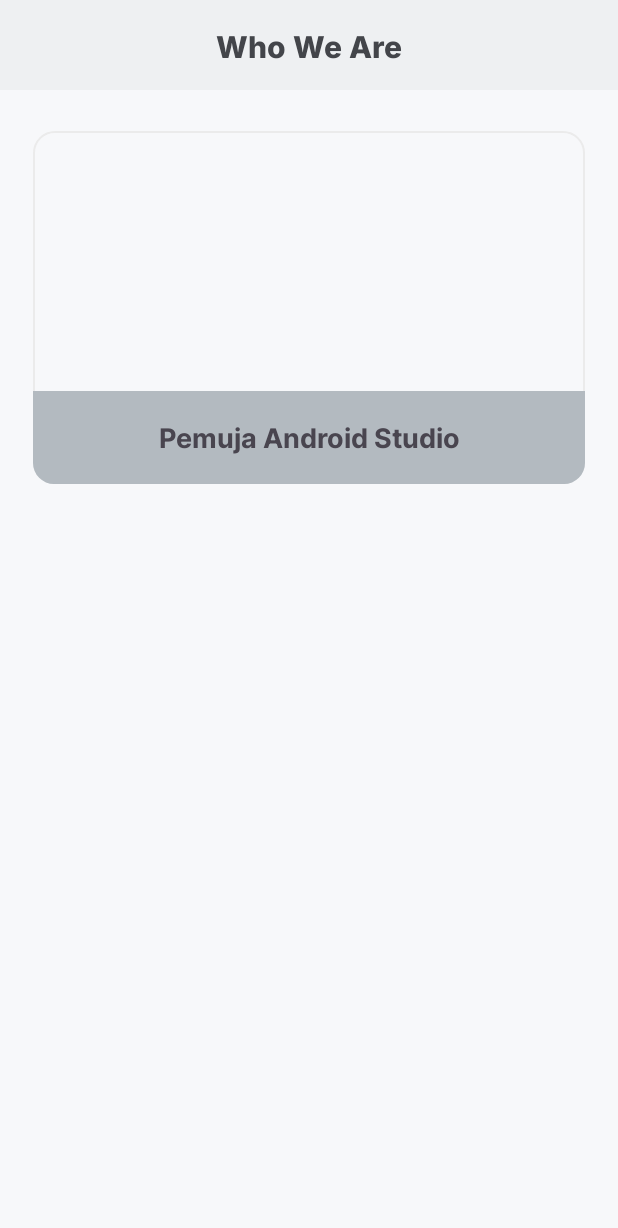
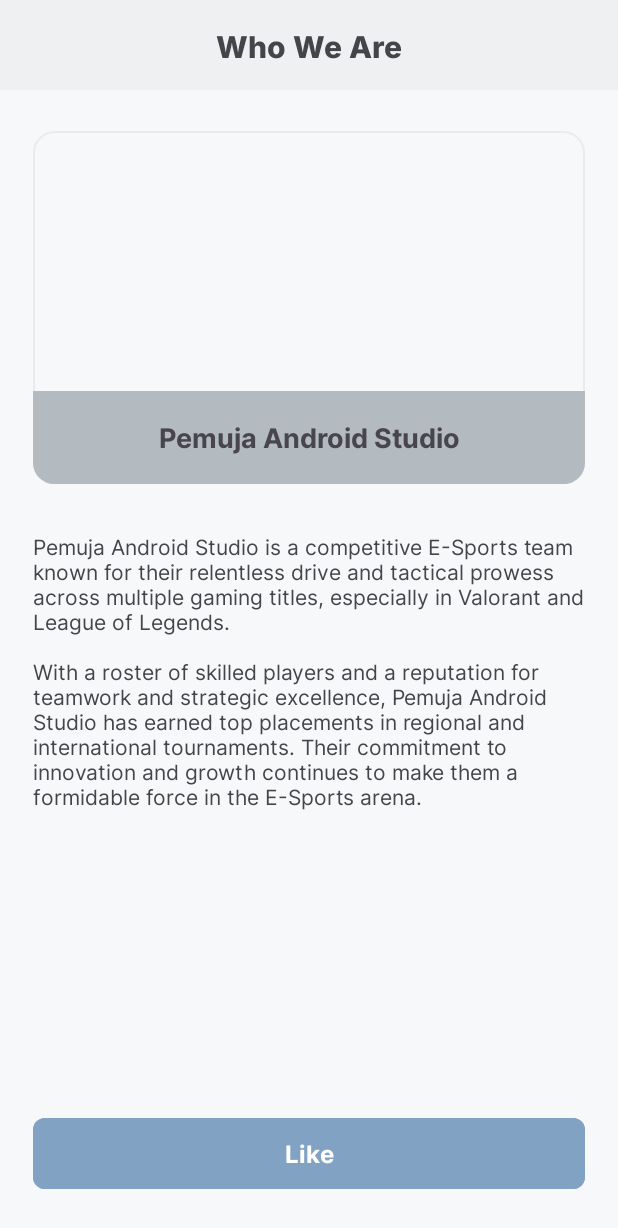
Before and after one commit to canonflow/nmp_pemuja_android_studio, an Android app: the WhoWeAre screen opened directly, with no data from a screen before it, on a phone screen of 412 x 824 dp. Shown: the top 1228 px of the screen. Run offline under Robolectric (Android 15) with nearby library versions, the phone set to English and light mode, and no system bars; our stand-ins replace data binding.

Commit message:
Who We Are Kurang Like

```diff
--- /dev/null
+++ b/app/src/main/res/drawable/button_secondary.xml
@@ -0,0 +1,11 @@
+<?xml version="1.0" encoding="utf-8"?>
+<selector xmlns:android="http://schemas.android.com/apk/res/android">
+    <item
+        android:state_enabled="true"
+        android:color="@color/secondary"
+        />
+    <item
+        android:state_enabled="false"
+        android:color="@color/secondary_disabled"
+        />
+</selector>
--- a/app/src/main/res/layout/activity_who_we_are.xml
+++ b/app/src/main/res/layout/activity_who_we_are.xml
@@ -54,10 +54,38 @@
                 android:color="@color/black"
                 android:text="Pemuja Android Studio"
                 app:layout_constraintBottom_toBottomOf="@+id/imageCard" />
+        </androidx.constraintlayout.widget.ConstraintLayout>
+        <!--      Card Image END HERE     -->
 
+        <!--      Description GOES HERE     -->
+        <androidx.constraintlayout.widget.ConstraintLayout
+            android:layout_width="match_parent"
+            android:layout_height="wrap_content"
+            android:id="@+id/descriptionContainer"
+            android:layout_marginTop="32dp"
+            app:layout_constraintTop_toBottomOf="@id/imageCard">
+            <TextView
+                android:layout_width="match_parent"
+                android:layout_height="wrap_content"
+                android:textColor="@color/black"
+                android:fontFamily="@font/inter_regular"
+                android:text="Pemuja Android Studio is a competitive E-Sports team known for their relentless drive and tactical prowess across multiple gaming titles, especially in Valorant and League of Legends.\n\nWith a roster of skilled players and a reputation for teamwork and strategic excellence, Pemuja Android Studio has earned top placements in regional and international tournaments. Their commitment to innovation and growth continues to make them a formidable force in the E-Sports arena." />
         </androidx.constraintlayout.widget.ConstraintLayout>
+        <!--      Description END HERE     -->
 
-        <!--      Card Image END HERE     -->
+        <!--    Button Like GOES HERE    -->
+        <Button
+            android:layout_width="match_parent"
+            android:layout_height="wrap_content"
+            android:text="Like"
+            android:textSize="16dp"
+            android:minHeight="0dp"
+            android:paddingVertical="12dp"
+            android:fontFamily="@font/inter_bold"
+            android:backgroundTint="@drawable/button_secondary"
+            app:cornerRadius="8dp"
+            app:layout_constraintBottom_toBottomOf="@id/content_layout" />
+        <!--    Button Like END HERE    -->
 
     </androidx.constraintlayout.widget.ConstraintLayout>
         <!--    CONTENT LAYOUT END HERE    -->
--- a/app/src/main/res/values/colors.xml
+++ b/app/src/main/res/values/colors.xml
@@ -14,5 +14,6 @@
     <color name="primary">#FF3F25</color>
     <color name="primary_disabled">#E1A69E</color>
     <color name="secondary">#82A2C3</color>
+    <color name="secondary_disabled">#AEBAC7</color>
     <color name="stroke">#EBEBEB</color>
 </resources>
```
